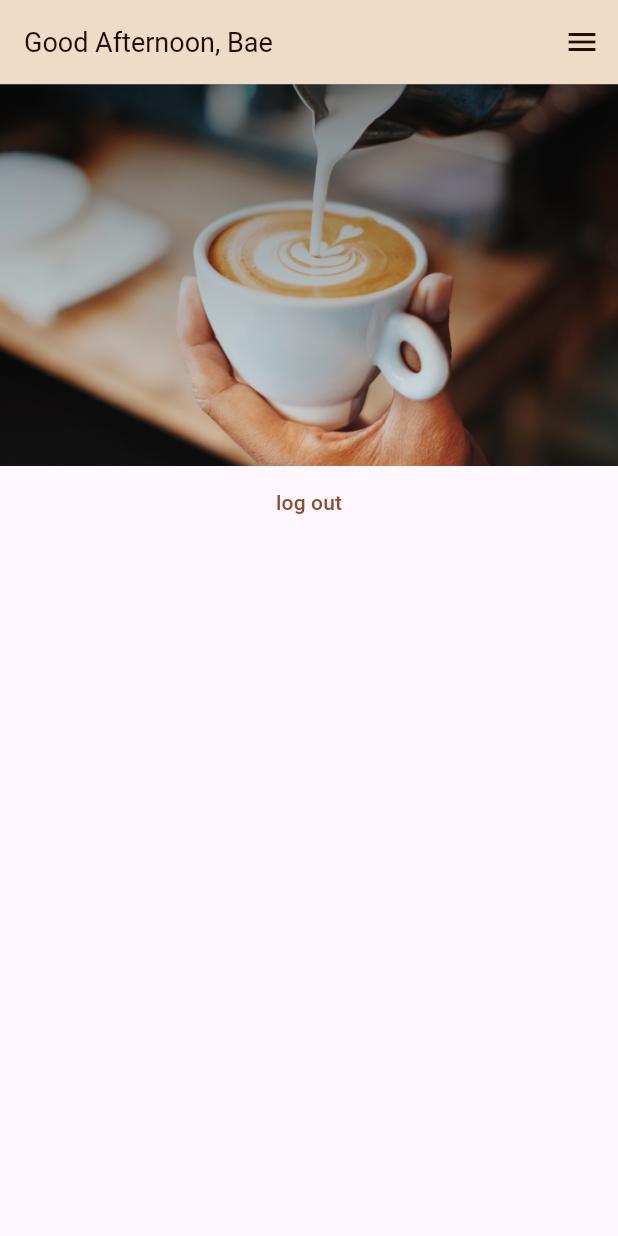
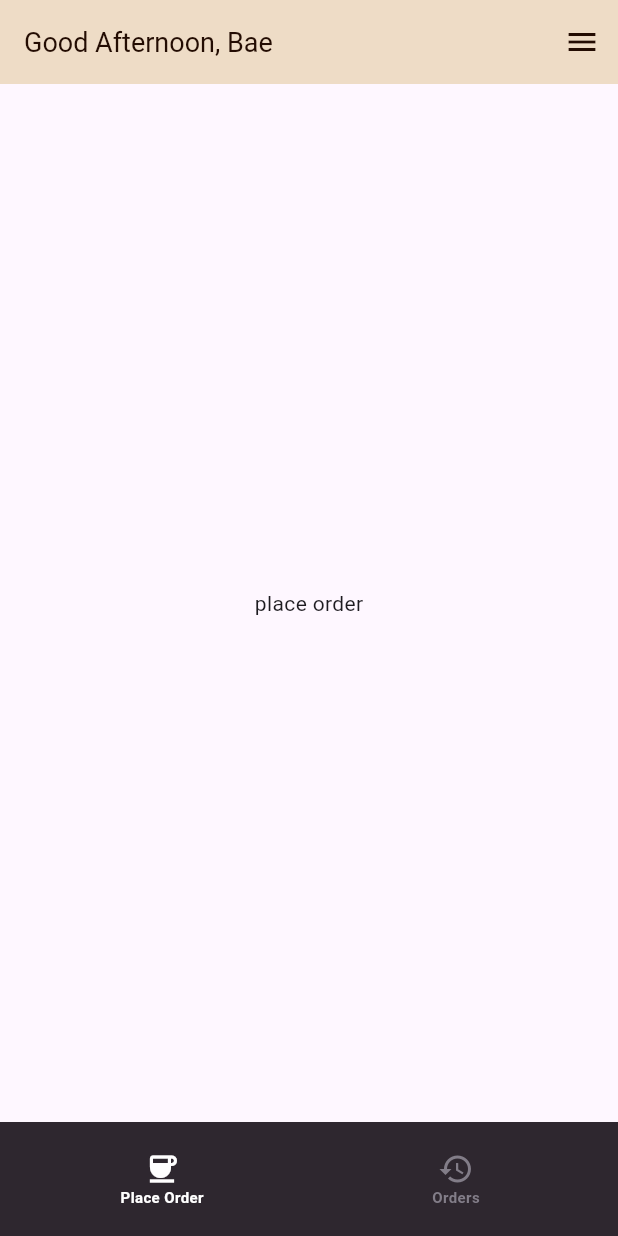
Before and after one commit to am-i-abdullah/chai, a Flutter app: the screen it shows once a user with an empty profile is signed in, on a phone screen of 412 x 824 dp. Run offline on Flutter 3.47's test engine with Material 3 defaults, Android fonts, the phone set to English and light mode, and no system bars; our stand-ins replace cloud_firestore, firebase_auth, firebase_core, google_fonts; accounts and stored records are empty.

Commit message:
home screen

```diff
--- /dev/null
+++ b/lib/screens/booking.dart
@@ -0,0 +1,12 @@
+import 'package:flutter/material.dart';
+
+class BookingScreen extends StatelessWidget {
+  const BookingScreen({super.key});
+
+  @override
+  Widget build(BuildContext context) {
+    return const Center(
+      child: Text("place order"),
+    );
+  }
+}
--- a/lib/screens/home.dart
+++ b/lib/screens/home.dart
@@ -1,8 +1,21 @@
-import 'package:firebase_auth/firebase_auth.dart';
+import 'package:chai/screens/booking.dart';
+import 'package:chai/screens/orders.dart';
 import 'package:flutter/material.dart';
 
-class HomeScreen extends StatelessWidget {
+class HomeScreen extends StatefulWidget {
   const HomeScreen({super.key});
+
+  @override
+  State<HomeScreen> createState() => _HomeScreenState();
+}
+
+class _HomeScreenState extends State<HomeScreen> {
+  int _screenIndex = 0;
+
+  final _screens = [
+    const BookingScreen(),
+    const OrdersScreen(),
+  ];
 
   @override
   Widget build(BuildContext context) {
@@ -21,16 +34,46 @@ class HomeScreen extends StatelessWidget {
           )
         ],
       ),
-        body: Column(
-          children: [
-            Image.asset('assets/chai2.png'),
-            TextButton(
-              onPressed: () {
-                FirebaseAuth.instance.signOut();
+      body: _screens[_screenIndex],
+      bottomNavigationBar: Container(
+        color: const Color.fromRGBO(46, 39, 47, 1),
+        padding: const EdgeInsets.all(10),
+        child: BottomNavigationBar(
+          backgroundColor: Colors.transparent,
+          showUnselectedLabels: true,
+          currentIndex: _screenIndex,
+          onTap: (index) {
+            setState(() {
+              _screenIndex = index;
+            });
           },
-              child: const Text("log out"),
+
+          elevation: 0,
+          // items style
+          selectedItemColor: Colors.white,
+          unselectedItemColor: const Color.fromRGBO(130, 125, 136, 1),
+
+          // labels styling
+          selectedLabelStyle: const TextStyle(
+            fontWeight: FontWeight.bold,
+            fontSize: 10,
+          ),
+          unselectedLabelStyle: const TextStyle(
+            fontWeight: FontWeight.bold,
+            fontSize: 10,
+          ),
+          items: const [
+            BottomNavigationBarItem(
+              icon: Icon(Icons.coffee),
+              label: 'Place Order',
+            ),
+            BottomNavigationBarItem(
+              icon: Icon(Icons.history),
+              label: 'Orders',
             ),
           ],
-        ));
+        ),
+      ),
+    );
   }
 }
--- /dev/null
+++ b/lib/screens/orders.dart
@@ -0,0 +1,12 @@
+import 'package:flutter/material.dart';
+
+class OrdersScreen extends StatelessWidget {
+  const OrdersScreen({super.key});
+
+  @override
+  Widget build(BuildContext context) {
+    return const Center(
+      child: Text("all orders"),
+    );
+  }
+}
```
Lines whose indentation alone changed are shown as unchanged.
